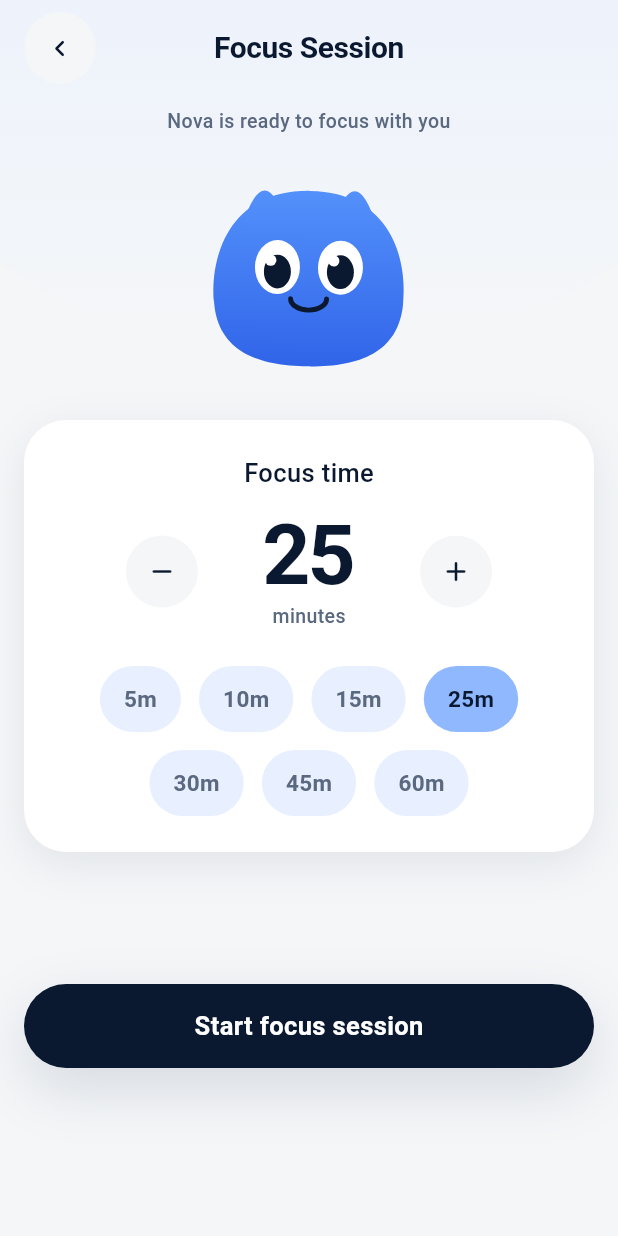
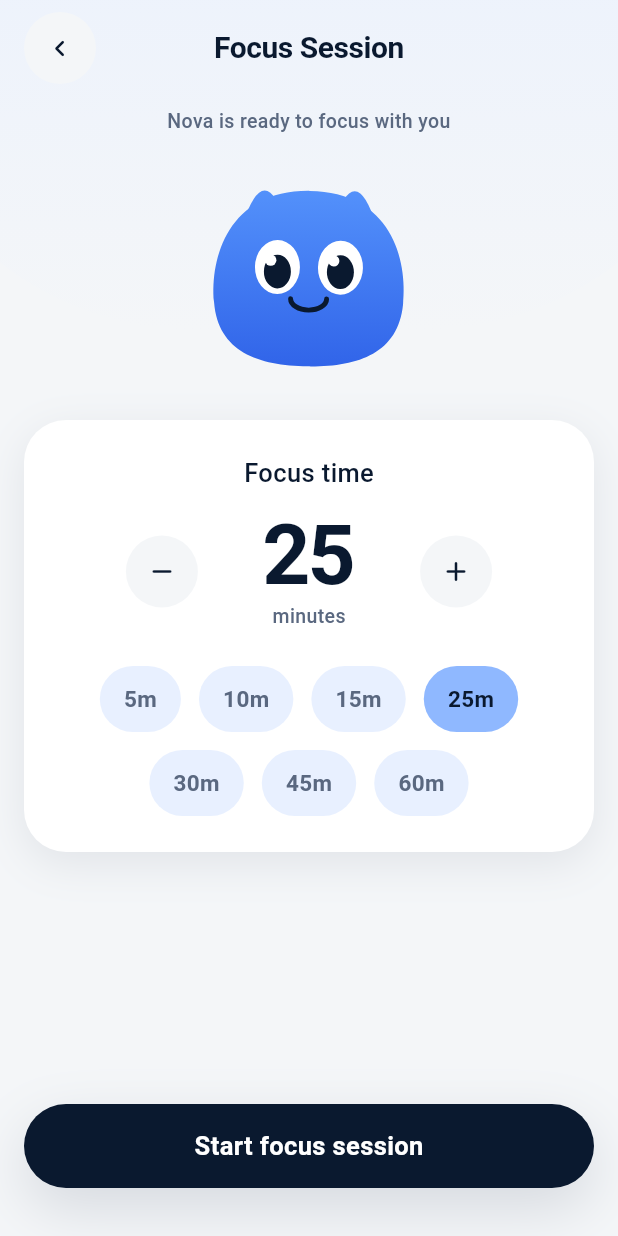
Before and after one commit to Codift05/constella_astronomy, a Flutter app: the FocusSessionScreen screen opened directly, on a phone screen of 412 x 824 dp. Run offline on Flutter 3.47's test engine with Material 3 defaults, Android fonts, the phone set to English and light mode, and no system bars; our stand-ins replace camera, sensors_plus, sqflite; accounts and stored records are empty; Roboto replaces fonts that are missing (.SF Pro Rounded); statements that could not run were skipped.

Commit message:
refactor(nav): turunkan Fokus dari tab menjadi pintu masuk portal
Pengguna bertanya kenapa ada fitur fokus di aplikasi astronomi, dan
pertanyaannya sah. Fiturnya sendiri ada di PRD: visi produk menempatkan
Constella di persimpangan tiga kategori, salah satunya focus/mindfulness app,
dan PRD 4.4 menyebut tombolnya 'memulai timer dan masuk ke mode Malam Kosmik'.

Yang salah penempatannya, bukan fiturnya. Sebagai tab setara ia terbaca seperti
timer belajar yang nyempil. Kini ia jadi pintu kedua ke portal yang sama dari
layar Langit, dan ruang bawahnya menyesuaikan karena tak ada lagi tab bar.

```diff
--- a/app/lib/screens/focus_session_screen.dart
+++ b/app/lib/screens/focus_session_screen.dart
@@ -63,11 +63,13 @@ class _FocusSessionScreenState extends State<FocusSessionScreen> {
                   ),
                 ),
                 Padding(
-                  padding: const EdgeInsets.fromLTRB(
+                  padding: EdgeInsets.fromLTRB(
                     AppSpace.md,
                     0,
                     AppSpace.md,
-                    kTabBarInset,
+                    // Sebagai rute yang di-push tidak ada tab bar di bawahnya,
+                    // jadi ruang itu tidak perlu disisakan lagi.
+                    Navigator.of(context).canPop() ? AppSpace.xl : kTabBarInset,
                   ),
                   child: PillButton(
                     label: context.l10n.startFocusSession,
```
Also changed, not shown: app/lib/screens/sky_launchpad_screen.dart (+16 -0 lines), 1 other file.
